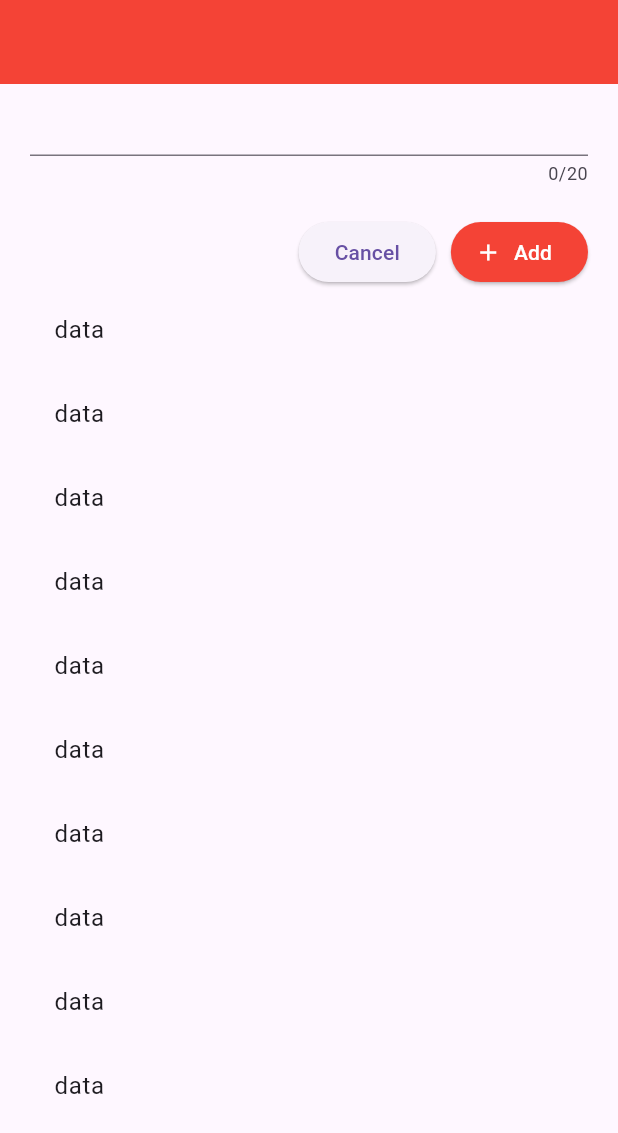
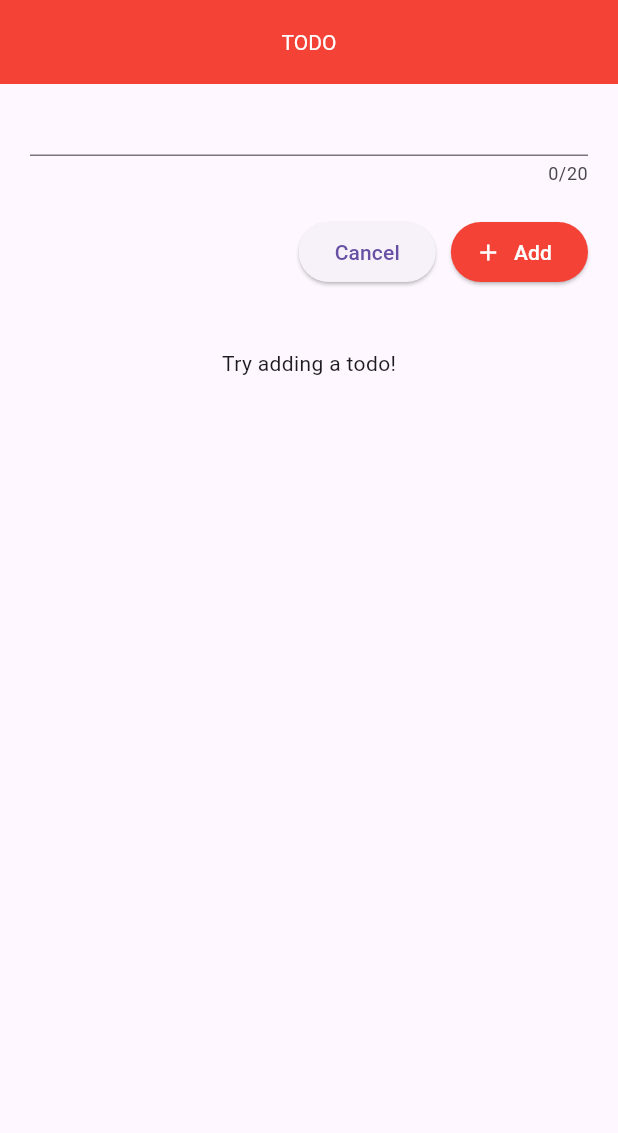
Before and after one commit to saninthottungal/todo-riverpod, a Flutter app: the screen it shows after launch, after a tap on "Add", on a phone screen of 412 x 824 dp. Shown: the top 1133 px of the screen. Run offline on Flutter 3.47's test engine with Material 3 defaults, Android fonts, the phone set to English and light mode, and no system bars; our stand-ins replace flutter_riverpod.

Commit message:
basic todo working

```diff
--- a/lib/main.dart
+++ b/lib/main.dart
@@ -1,9 +1,12 @@
 import 'package:flutter/material.dart';
+import 'package:flutter_riverpod/flutter_riverpod.dart';
 import 'package:todo_riverpod/screens/screen_home.dart';
 
 void main() {
   runApp(
-    const MyApp(),
+    const ProviderScope(
+      child: MyApp(),
+    ),
   );
 }
 
@@ -15,8 +18,11 @@ class MyApp extends StatelessWidget {
     return MaterialApp(
       theme: ThemeData(
         appBarTheme: const AppBarTheme(
-          color: Colors.red,
-        ),
+            color: Colors.red,
+            centerTitle: true,
+            titleTextStyle: TextStyle(
+              color: Colors.white,
+            )),
       ),
       title: 'Flutter Demo',
       home: ScreenHome(),
--- a/lib/screens/screen_home.dart
+++ b/lib/screens/screen_home.dart
@@ -1,14 +1,20 @@
 import 'package:flutter/material.dart';
+import 'package:flutter_riverpod/flutter_riverpod.dart';
 
-class ScreenHome extends StatelessWidget {
+final todoProvider = StateProvider<List<String>>((ref) => []);
+
+class ScreenHome extends ConsumerWidget {
   ScreenHome({super.key});
 
   final todoController = TextEditingController();
 
   @override
-  Widget build(BuildContext context) {
+  Widget build(BuildContext context, WidgetRef ref) {
+    final todos = ref.watch(todoProvider);
     return Scaffold(
-      appBar: AppBar(),
+      appBar: AppBar(
+        title: const Text("TODO"),
+      ),
       body: Padding(
         padding: const EdgeInsets.symmetric(horizontal: 20),
         child: Column(
@@ -22,12 +28,26 @@ class ScreenHome extends StatelessWidget {
               mainAxisAlignment: MainAxisAlignment.end,
               children: [
                 ElevatedButton(
-                  onPressed: () {},
+                  onPressed: () {
+                    todoController.clear();
+                  },
                   child: const Text("Cancel"),
                 ),
                 const SizedBox(width: 10),
                 ElevatedButton.icon(
-                    onPressed: () {},
+                    onPressed: () {
+                      final a = [1, 2, 3];
+                      final b = a;
+                      b.add(4);
+                      print(a == b);
+
+                      print(a);
+                      if (todoController.text.isEmpty) return;
+                      ref.read(todoProvider.notifier).state = [
+                        todoController.text,
+                        ...todos
+                      ];
+                    },
                     label: const Text("Add"),
                     icon: const Icon(Icons.add),
                     style: ElevatedButton.styleFrom(
@@ -36,14 +56,19 @@ class ScreenHome extends StatelessWidget {
                     )),
               ],
             ),
-            Expanded(
+            todos.isEmpty
+                ? const Padding(
+                    padding: EdgeInsets.symmetric(vertical: 40),
+                    child: Text("Try adding a todo!"),
+                  )
+                : Expanded(
                     child: ListView.builder(
                       itemBuilder: (context, index) {
-                  return const ListTile(
-                    title: Text("data"),
+                        return ListTile(
+                          title: Text(todos[index]),
                         );
                       },
-                itemCount: 10,
+                      itemCount: todos.length,
                     ),
                   ),
           ],
```
Lines whose indentation alone changed are shown as unchanged.
